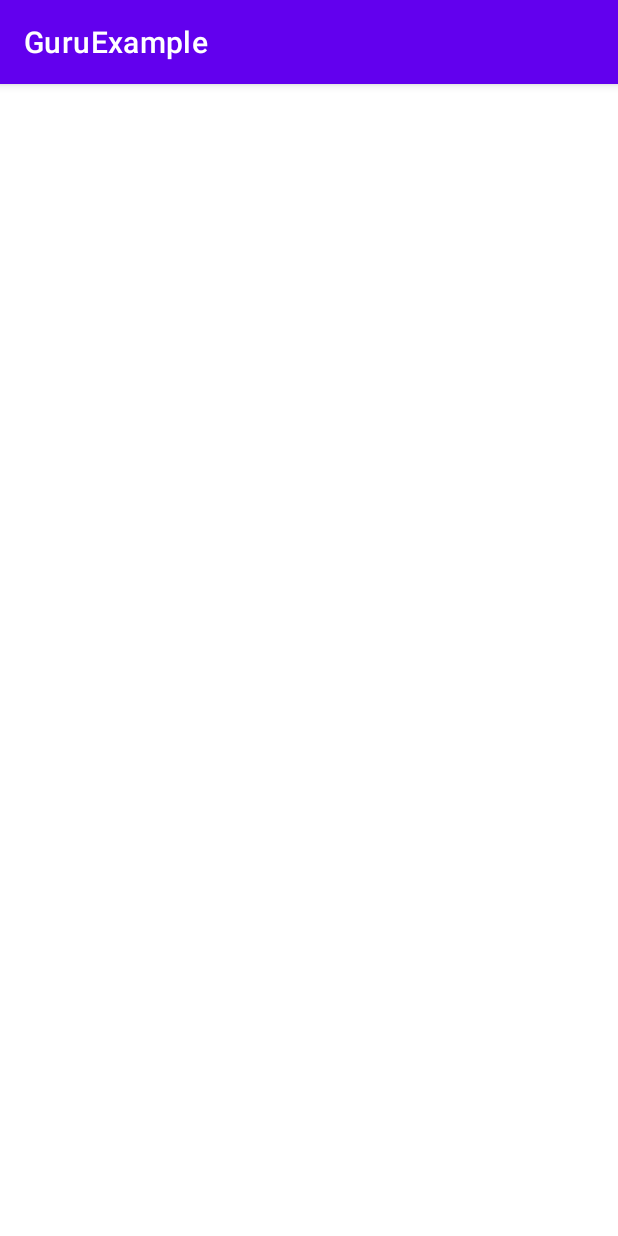
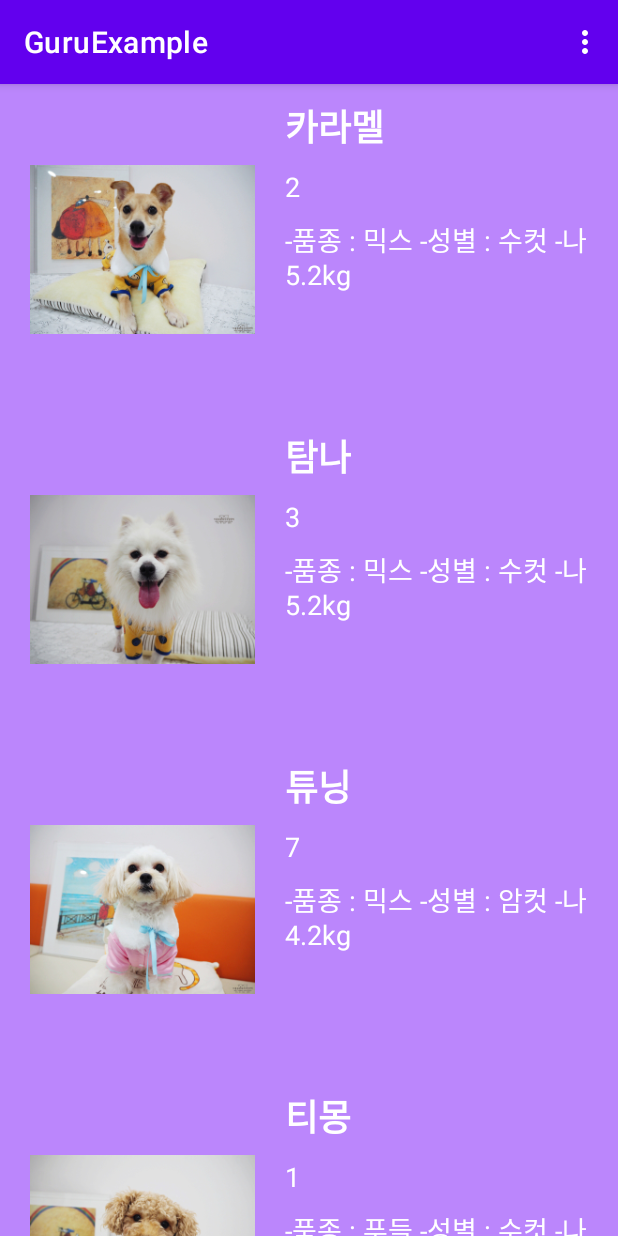
Before and after one commit to leejieun2020111646/GURU2-ANDROID31, an Android app: the screen it shows after launch (MainActivity), on a phone screen of 412 x 824 dp. Run offline under Robolectric (Android 15) with nearby library versions, the light colour scheme and no system bars.

Commit message:
MainActivity 수정 -메뉴 클릭시 페이지 이동

```diff
--- a/app/src/main/java/com/example/guruexample/MainActivity.kt
+++ b/app/src/main/java/com/example/guruexample/MainActivity.kt
@@ -5,6 +5,8 @@
 import androidx.appcompat.app.AppCompatActivity
 import android.os.Bundle
 import android.util.Log
+import android.view.Menu
+import android.view.MenuItem
 import android.view.View
 import android.widget.Button
 import kotlinx.android.synthetic.main.activity_main.*
@@ -21,25 +23,52 @@
         super.onCreate(savedInstanceState)
         setContentView(R.layout.activity_main)
 
+        initRecycler()
+    }
 
 
-        inner class ButtonListener : View.OnClickListener {
-            override fun onClick(v: View?) {
-                var intent = Intent()
+    override fun onCreateOptionsMenu(menu: Menu?): Boolean {
+        menuInflater.inflate(R.menu.menu_main, menu)
+        return true
+    }
 
-                when (v?.id) {
-                    R.id.btn_login -> {
-                        Log.d("TestLog", "LoginBtn")
-                        intent = Intent(this@MainActivity, AdoptMain::class.java)
+
+    override fun onOptionsItemSelected(item: MenuItem): Boolean {
+        when (item?.itemId) {
+            R.id.action_login -> {
+                val intent = Intent(this, Login::class.java)
+                startActivity(intent)
+                return true
             }
-                    R.id.btn_adoptlist -> {
-                        Log.d("TestLog", "AdoptlistBtn")
-                        intent = Intent(this@MainActivity, AdoptMain::class.java)
+            R.id.action_notice -> {
+                val intent = Intent(this, AdoptNotice::class.java)
+                startActivity(intent)
+                return true
             }
         }
-                startActivity(intent)
+        return super.onOptionsItemSelected(item)
     }
+
+    private fun initRecycler() {
+        adoptAdapter = AdoptAdapter(this)
+        rv_profile.adapter = adoptAdapter
+
+        datas.apply {
+            add(AdoptData(img = R.drawable.pet_img_1_caramel, name = "카라멜", age = 2, info = "-품종 : 믹스 -성별 : 수컷 -나이 : 2세 2개월 -체중 : 5.2kg"))
+            add(AdoptData(img = R.drawable.pet_img_2_tamna, name = "탐나", age = 3, info = "-품종 : 믹스 -성별 : 수컷 -나이 : 3세 1개월 -체중 : 5.2kg"))
+            add(AdoptData(img = R.drawable.pet_img_3_tuning, name = "튜닝", age = 7, info = "-품종 : 믹스 -성별 : 암컷 -나이 : 1세 1개월 -체중 : 4.2kg"))
+            add(AdoptData(img = R.drawable.pet_img_4_timong, name = "티몽", age = 1, info = "-품종 : 푸들 -성별 : 수컷 -나이 : 3세 7개월 -체중 : 5.4kg"))
+            add(AdoptData(img = R.drawable.pet_img_5_tiyong, name = "티용", age = 3, info = "-품종 : 코리안숏헤어 -성별 : 암컷 -나이 : 3개월 -체중 : 1.6kg"))
+            add(AdoptData(img = R.drawable.pet_img_6_tellae, name = "텔레", age = 3, info = "-품종 : 코리안숏헤어 -성별 : 수컷 -나이 : 3개월 -체중 : 1.8kg"))
+            add(AdoptData(img = R.drawable.pet_img_7_tobi, name = "토비", age = 3, info = "-품종 : 코리안숏헤어 -성별 : 수컷 -나이 : 3개월 -체중 : 1.67kg"))
+
+            adoptAdapter.datas = datas
+            adoptAdapter.notifyDataSetChanged()
+
         }
+
+    }
+
     /*버튼 클릭 화면 전환 참고 코드
     val intent = Intent(this, [도착 페이지]::class.java)
     val [버튼변수명] = findViewById<Button>(R.id.[해당버튼id])
@@ -48,4 +77,3 @@
     }
     */
 }
-}
--- /dev/null
+++ b/app/src/main/res/layout/activity_adopt_notice.xml
@@ -0,0 +1,6 @@
+<?xml version="1.0" encoding="utf-8"?>
+<androidx.constraintlayout.widget.ConstraintLayout xmlns:android="http://schemas.android.com/apk/res/android"
+    xmlns:app="http://schemas.android.com/apk/res-auto"
+    xmlns:tools="http://schemas.android.com/tools"
+    android:layout_width="match_parent"
+    android:layout_height="match_parent"/>
--- a/app/src/main/res/values/strings.xml
+++ b/app/src/main/res/values/strings.xml
@@ -4,5 +4,9 @@
     <string name="string_main">입양 가능 동물 확인</string>
     <string name="string_adoptnotice">입양 안내</string>
     <string name="string_community">커뮤니티</string>
+    <string name="string_btn_login">회원가입</string>
+    <string name="string_btn_main">입양 가능 동물 확인</string>
+    <string name="string_btn_adoptnotice">입양 안내</string>
+    <string name="string_btn_community">커뮤니티</string>
 
 </resources>
```
Also changed, not shown: app/src/main/java/com/example/guruexample/AdoptNotice.kt (added, +40 -0 lines), app/src/main/res/menu/menu_adopt_notice.xml (added, +9 -0 lines). Lines whose indentation alone changed are shown as unchanged.
